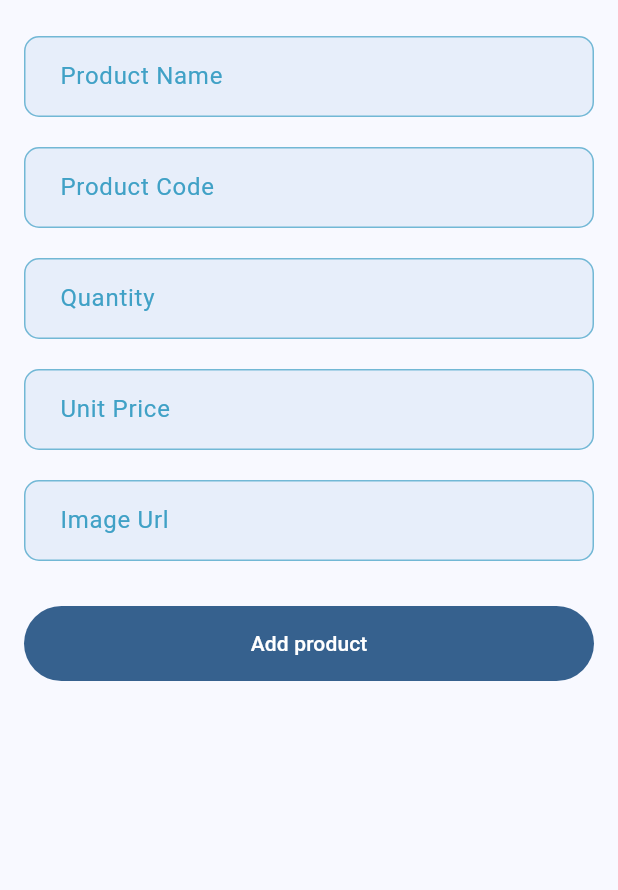
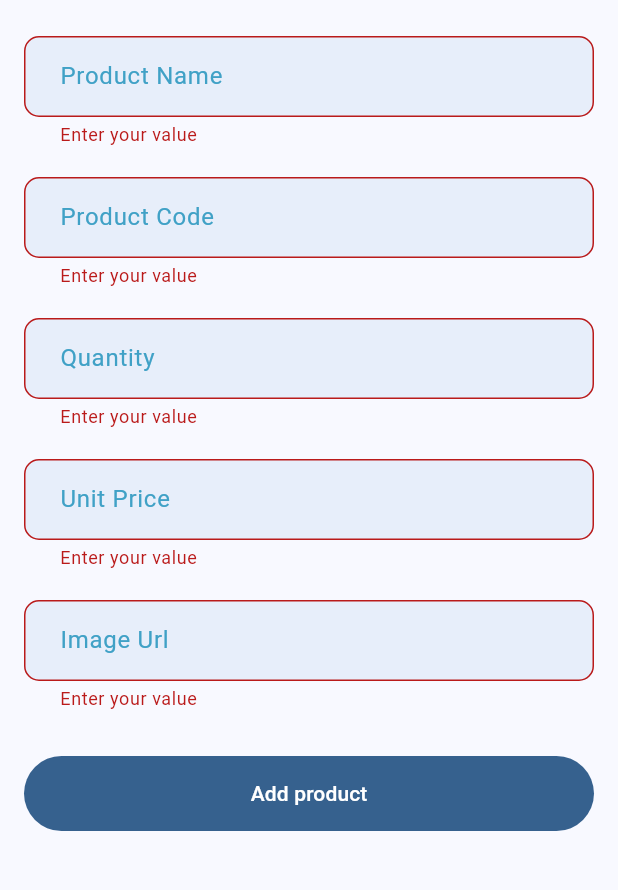
Before and after one commit to Sakib360a/api_integration, a Flutter app: the AddProductScreen screen opened directly, after a tap on "Add product", on a phone screen of 412 x 824 dp, the part 84-974 px from its top. Run offline on Flutter 3.47's test engine with Material 3 defaults, Android fonts, the phone set to English and light mode, and no system bars.

Commit message:
Add new product screen API implemented

```diff
--- a/lib/screens/add_product_screen.dart
+++ b/lib/screens/add_new_product_screen.dart
@@ -1,4 +1,7 @@
+import 'dart:convert';
+
 import 'package:flutter/material.dart';
+import 'package:http/http.dart';
 
 class AddProductScreen extends StatefulWidget {
   const AddProductScreen({super.key});
@@ -8,7 +11,8 @@ class AddProductScreen extends StatefulWidget {
 }
 
 class _AddProductScreenState extends State<AddProductScreen> {
-  final GlobalKey<FormState>_formKey = GlobalKey<FormState>();
+  bool _addNewProductInProgress = false;
+  final GlobalKey<FormState> _formKey = GlobalKey<FormState>();
   final TextEditingController _nameTEController = TextEditingController();
   final TextEditingController _codeTEController = TextEditingController();
   final TextEditingController _quantityTEController = TextEditingController();
@@ -25,19 +29,24 @@ class _AddProductScreenState extends State<AddProductScreen> {
       ),
       body: SingleChildScrollView(
         child: Form(
+          key: _formKey,
           child: Padding(
-            padding: const EdgeInsets.symmetric(horizontal: 16,vertical: 24),
+            padding: const EdgeInsets.symmetric(horizontal: 16, vertical: 24),
             child: Column(
               children: [
                 TextFormField(
                   controller: _nameTEController,
                   textInputAction: TextInputAction.next,
                   keyboardType: TextInputType.text,
+                  validator: (String? value){
+                    if(value?.trim().isEmpty ?? true){
+                      return 'Enter your value';
+                    }
+                    return null;
+                  },
                   decoration: InputDecoration(
                     hintText: 'Enter product name',
-                    hintStyle: TextStyle(
-                      color: Colors.grey,
-                    ),
+                    hintStyle: TextStyle(color: Colors.grey),
                     filled: true,
                     fillColor: Color(
                       0xffc1d4ef,
@@ -73,16 +82,20 @@ class _AddProductScreenState extends State<AddProductScreen> {
                   style: TextStyle(color: Colors.black87, fontSize: 16.0),
                   cursorColor: Color(0xFF40a1c6), // Matches the app bar color
                 ),
-                SizedBox(height: 20,),
+                SizedBox(height: 20),
                 TextFormField(
                   controller: _codeTEController,
                   textInputAction: TextInputAction.next,
-                  keyboardType: TextInputType.text,
+                  keyboardType: TextInputType.number,
+                  validator: (String? value){
+                    if(value?.trim().isEmpty ?? true){
+                      return 'Enter your value';
+                    }
+                    return null;
+                  },
                   decoration: InputDecoration(
-                    hintText: 'e.g. B12F',
-                    hintStyle: TextStyle(
-                      color: Colors.grey,
-                    ),
+                    hintText: 'e.g. 5347',
+                    hintStyle: TextStyle(color: Colors.grey),
                     filled: true,
                     fillColor: Color(
                       0xffc1d4ef,
@@ -118,16 +131,20 @@ class _AddProductScreenState extends State<AddProductScreen> {
                   style: TextStyle(color: Colors.black87, fontSize: 16.0),
                   cursorColor: Color(0xFF40a1c6), // Matches the app bar color
                 ),
-                SizedBox(height: 20,),
+                SizedBox(height: 20),
                 TextFormField(
                   controller: _quantityTEController,
                   textInputAction: TextInputAction.next,
                   keyboardType: TextInputType.number,
+                  validator: (String? value){
+                    if(value?.trim().isEmpty ?? true){
+                      return 'Enter your value';
+                    }
+                    return null;
+                  },
                   decoration: InputDecoration(
                     hintText: 'e.g. 10',
-                    hintStyle: TextStyle(
-                      color: Colors.grey,
-                    ),
+                    hintStyle: TextStyle(color: Colors.grey),
                     filled: true,
                     fillColor: Color(
                       0xffc1d4ef,
@@ -163,16 +180,20 @@ class _AddProductScreenState extends State<AddProductScreen> {
                   style: TextStyle(color: Colors.black87, fontSize: 16.0),
                   cursorColor: Color(0xFF40a1c6), // Matches the app bar color
                 ),
-                SizedBox(height: 20,),
+                SizedBox(height: 20),
                 TextFormField(
                   controller: _priceTEController,
                   textInputAction: TextInputAction.next,
                   keyboardType: TextInputType.number,
+                  validator: (String? value){
+                    if(value?.trim().isEmpty ?? true){
+                      return 'Enter your value';
+                    }
+                    return null;
+                  },
                   decoration: InputDecoration(
                     hintText: 'e.g. 500',
-                    hintStyle: TextStyle(
-                      color: Colors.grey,
-                    ),
+                    hintStyle: TextStyle(color: Colors.grey),
                     filled: true,
                     fillColor: Color(
                       0xffc1d4ef,
@@ -208,16 +229,20 @@ class _AddProductScreenState extends State<AddProductScreen> {
                   style: TextStyle(color: Colors.black87, fontSize: 16.0),
                   cursorColor: Color(0xFF40a1c6), // Matches the app bar color
                 ),
-                SizedBox(height: 20,),
+                SizedBox(height: 20),
                 TextFormField(
                   controller: _imageUrlTEController,
                   textInputAction: TextInputAction.next,
                   keyboardType: TextInputType.text,
+                  validator: (String? value){
+                    if(value?.trim().isEmpty ?? true){
+                      return 'Enter your value';
+                    }
+                    return null;
+                  },
                   decoration: InputDecoration(
                     hintText: 'https://drive.google.com/image',
-                    hintStyle: TextStyle(
-                      color: Colors.grey,
-                    ),
+                    hintStyle: TextStyle(color: Colors.grey),
                     filled: true,
                     fillColor: Color(
                       0xffc1d4ef,
@@ -253,11 +278,19 @@ class _AddProductScreenState extends State<AddProductScreen> {
                   style: TextStyle(color: Colors.black87, fontSize: 16.0),
                   cursorColor: Color(0xFF40a1c6), // Matches the app bar color
                 ),
-                SizedBox(height: 30,),
+                SizedBox(height: 30),
                 SizedBox(
                   height: 50,
-                    width: double.infinity,
-                    child: FilledButton(onPressed: (){}, child: Text('Add product'))),
+                  width: double.infinity,
+                  child: Visibility(
+                    visible: _addNewProductInProgress==false,
+                    replacement: Center(child: CircularProgressIndicator()),
+                    child: FilledButton(
+                      onPressed: _onTapAddProductButton,
+                      child: Text('Add product'),
+                    ),
+                  ),
+                ),
               ],
             ),
           ),
@@ -265,6 +298,61 @@ class _AddProductScreenState extends State<AddProductScreen> {
       ),
     );
   }
+
+  Future<void> _onTapAddProductButton() async {
+    if(_formKey.currentState!.validate()==false)
+      {
+        return;
+      }
+    _addNewProductInProgress = true;
+     setState(() {});
+    //Prepare Uri to request
+    Uri uri = Uri.parse('http://35.73.30.144:2008/api/v1/CreateProduct');
+    //Prepare Data
+    int totalPrice =
+        int.parse(_quantityTEController.text) *
+        int.parse(_priceTEController.text);
+    Map<String, dynamic> requestBody = {
+      "ProductName": _nameTEController.text.trim(),
+      "ProductCode": int.parse(_codeTEController.text.trim()),
+      "Img": _imageUrlTEController.text.trim(),
+      "Qty": int.parse(_quantityTEController.text.trim()),
+      "UnitPrice": int.parse(_priceTEController.text.trim()),
+      "TotalPrice": totalPrice,
+    };
+    //Request with Data
+    Response response = await post(
+      uri,
+      headers: {"Content-Type": 'application/json'},
+      body: jsonEncode(requestBody),
+    );
+    print(response.statusCode);
+    print(response.body);
+    if (response.statusCode == 200) {
+      final decodeJson = jsonDecode(response.body);
+      if (decodeJson['status'] == 'success') {
+        _clearTextFields();
+        ScaffoldMessenger.of(
+          context,
+        ).showSnackBar(SnackBar(content: Text('Product added successfully')));
+      }
+      else{
+        String errorMessage = decodeJson["data"];
+        ScaffoldMessenger.of(context).showSnackBar(SnackBar(content: Text(errorMessage)));
+      }
+    }
+    _addNewProductInProgress = false;
+    setState(() {});
+  }
+
+  void _clearTextFields() {
+    _nameTEController.clear();
+    _codeTEController.clear();
+    _imageUrlTEController.clear();
+    _quantityTEController.clear();
+    _priceTEController.clear();
+  }
+
   @override
   void dispose() {
     _nameTEController.dispose();
--- a/lib/screens/product_list_screen.dart
+++ b/lib/screens/product_list_screen.dart
@@ -2,7 +2,7 @@ import 'package:api_test/screens/product_update_screen.dart';
 import 'package:flutter/material.dart';
 
 import '../widgets/product_list.dart';
-import 'add_product_screen.dart';
+import 'add_new_product_screen.dart';
 
 class ProductListScreen extends StatelessWidget {
   const ProductListScreen({super.key});
--- a/pubspec.yaml
+++ b/pubspec.yaml
@@ -34,6 +34,7 @@ dependencies:
   # The following adds the Cupertino Icons font to your application.
   # Use with the CupertinoIcons class for iOS style icons.
   cupertino_icons: ^1.0.8
+  http: ^1.5.0
 
 dev_dependencies:
   flutter_test:
```
Also changed, not shown: pubspec.lock.
